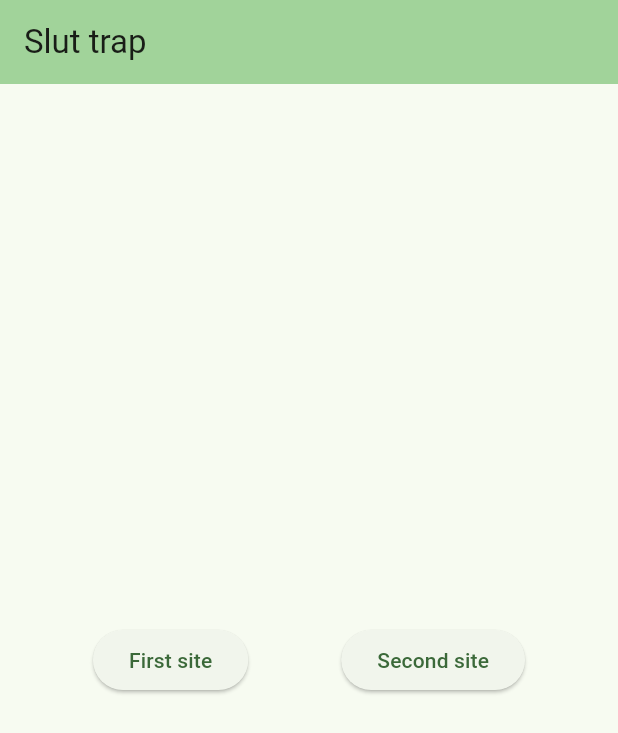
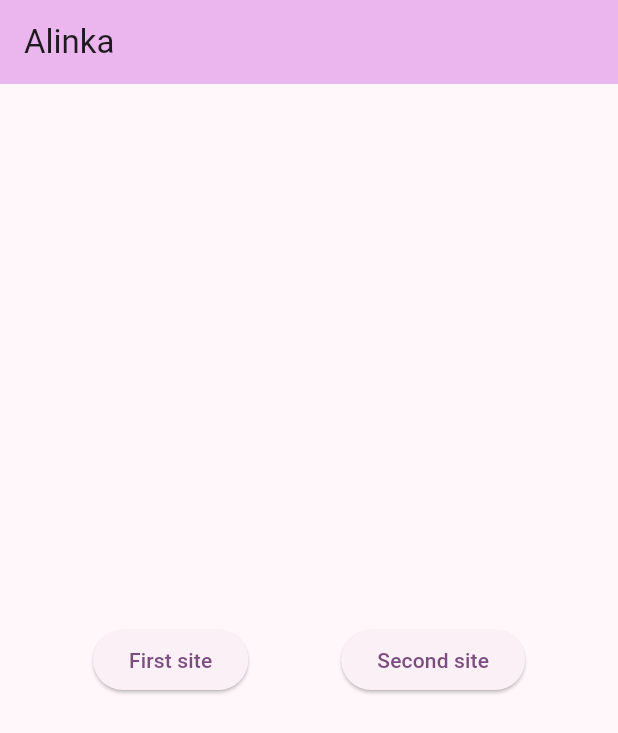
Before and after one commit to Artem622/alinka, a Flutter app: the screen it shows after launch, on a phone screen of 412 x 824 dp. Shown: the top 733 px of the screen. Run offline on Flutter 3.47's test engine with Material 3 defaults, Android fonts, the light colour scheme and no system bars; our stand-ins replace dio, permission_handler; missing offline and left inert: flutter_inappwebview.

Commit message:
coming commit

```diff
--- a/lib/main.dart
+++ b/lib/main.dart
@@ -20,14 +20,14 @@ class MyApp extends StatelessWidget {
     return MaterialApp(
       title: 'Alinka',
       theme: ThemeData(
-        colorScheme: ColorScheme.fromSeed(seedColor: Colors.green),
+        colorScheme: ColorScheme.fromSeed(seedColor: Colors.purpleAccent),
         useMaterial3: true,
       ),
       home: Builder(builder: (context) {
         return Scaffold(
           appBar: AppBar(
             backgroundColor: Theme.of(context).colorScheme.inversePrimary,
-            title: const Text("Slut trap"),
+            title: const Text("Alinka"),
           ),
           body: Center(
             child: Row(
--- a/lib/pages/FirstSitePage.dart
+++ b/lib/pages/FirstSitePage.dart
@@ -79,6 +79,10 @@ class _FirstSitePageState extends State<FirstSitePage> {
   @override
   Widget build(BuildContext context) {
     return Scaffold(
+        appBar: AppBar(
+          backgroundColor: Theme.of(context).colorScheme.inversePrimary,
+          title: const Text("Alinka"),
+        ),
       bottomNavigationBar: BottomNavigationBar(
         items: <BottomNavigationBarItem>[
           BottomNavigationBarItem(
```
